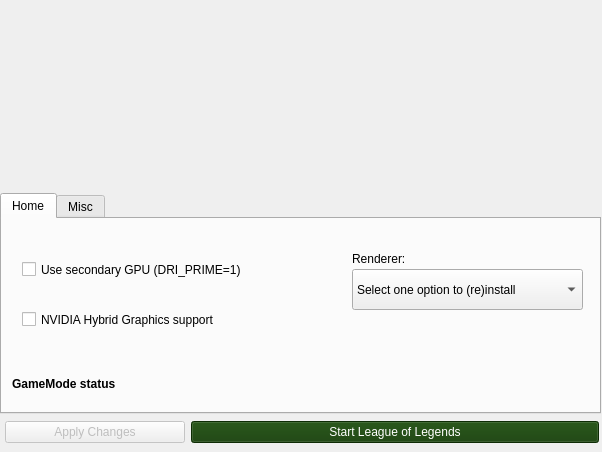
Above: src/python_src/ui/installer.ui from polkaulfield/lol-for-linux-installer before the change. Below: the same form after it.
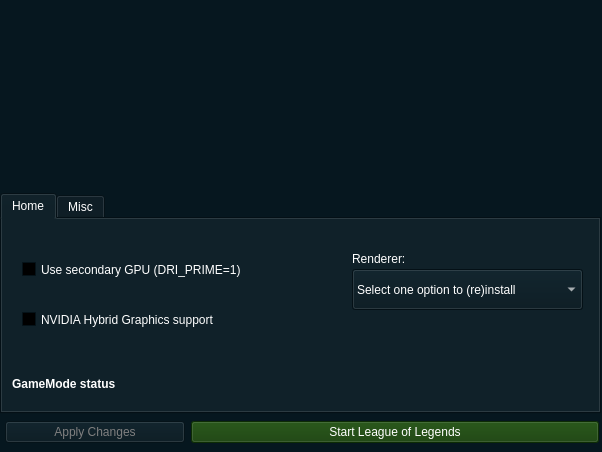
That is the form after the change. The open tabs and pages were chosen to show the change. Icons and pictures are not drawn.

Patch:
```diff
--- a/src/python_src/ui/installer.ui
+++ b/src/python_src/ui/installer.ui
@@ -25,6 +25,448 @@
     <height>647</height>
    </size>
   </property>
+  <property name="palette">
+   <palette>
+    <active>
+     <colorrole role="WindowText">
+      <brush brushstyle="SolidPattern">
+       <color alpha="255">
+        <red>255</red>
+        <green>255</green>
+        <blue>255</blue>
+       </color>
+      </brush>
+     </colorrole>
+     <colorrole role="Button">
+      <brush brushstyle="SolidPattern">
+       <color alpha="255">
+        <red>6</red>
+        <green>23</green>
+        <blue>31</blue>
+       </color>
+      </brush>
+     </colorrole>
+     <colorrole role="Light">
+      <brush brushstyle="SolidPattern">
+       <color alpha="255">
+        <red>9</red>
+        <green>34</green>
+        <blue>46</blue>
+       </color>
+      </brush>
+     </colorrole>
+     <colorrole role="Midlight">
+      <brush brushstyle="SolidPattern">
+       <color alpha="255">
+        <red>7</red>
+        <green>28</green>
+        <blue>38</blue>
+       </color>
+      </brush>
+     </colorrole>
+     <colorrole role="Dark">
+      <brush brushstyle="SolidPattern">
+       <color alpha="255">
+        <red>127</red>
+        <green>127</green>
+        <blue>127</blue>
+       </color>
+      </brush>
+     </colorrole>
+     <colorrole role="Mid">
+      <brush brushstyle="SolidPattern">
+       <color alpha="255">
+        <red>4</red>
+        <green>15</green>
+        <blue>21</blue>
+       </color>
+      </brush>
+     </colorrole>
+     <colorrole role="Text">
+      <brush brushstyle="SolidPattern">
+       <color alpha="255">
+        <red>255</red>
+        <green>255</green>
+        <blue>255</blue>
+       </color>
+      </brush>
+     </colorrole>
+     <colorrole role="BrightText">
+      <brush brushstyle="SolidPattern">
+       <color alpha="255">
+        <red>255</red>
+        <green>255</green>
+        <blue>255</blue>
+       </color>
+      </brush>
+     </colorrole>
+     <colorrole role="ButtonText">
+      <brush brushstyle="SolidPattern">
+       <color alpha="255">
+        <red>255</red>
+        <green>255</green>
+        <blue>255</blue>
+       </color>
+      </brush>
+     </colorrole>
+     <colorrole role="Base">
+      <brush brushstyle="SolidPattern">
+       <color alpha="255">
+        <red>0</red>
+        <green>0</green>
+        <blue>0</blue>
+       </color>
+      </brush>
+     </colorrole>
+     <colorrole role="Window">
+      <brush brushstyle="SolidPattern">
+       <color alpha="255">
+        <red>6</red>
+        <green>23</green>
+        <blue>31</blue>
+       </color>
+      </brush>
+     </colorrole>
+     <colorrole role="Shadow">
+      <brush brushstyle="SolidPattern">
+       <color alpha="255">
+        <red>0</red>
+        <green>0</green>
+        <blue>0</blue>
+       </color>
+      </brush>
+     </colorrole>
+     <colorrole role="AlternateBase">
+      <brush brushstyle="SolidPattern">
+       <color alpha="255">
+        <red>3</red>
+        <green>11</green>
+        <blue>15</blue>
+       </color>
+      </brush>
+     </colorrole>
+     <colorrole role="ToolTipBase">
+      <brush brushstyle="SolidPattern">
+       <color alpha="255">
+        <red>255</red>
+        <green>255</green>
+        <blue>220</blue>
+       </color>
+      </brush>
+     </colorrole>
+     <colorrole role="ToolTipText">
+      <brush brushstyle="SolidPattern">
+       <color alpha="255">
+        <red>20</red>
+        <green>20</green>
+        <blue>20</blue>
+       </color>
+      </brush>
+     </colorrole>
+     <colorrole role="PlaceholderText">
+      <brush brushstyle="SolidPattern">
+       <color alpha="127">
+        <red>255</red>
+        <green>255</green>
+        <blue>255</blue>
+       </color>
+      </brush>
+     </colorrole>
+    </active>
+    <inactive>
+     <colorrole role="WindowText">
+      <brush brushstyle="SolidPattern">
+       <color alpha="255">
+        <red>255</red>
+        <green>255</green>
+        <blue>255</blue>
+       </color>
+      </brush>
+     </colorrole>
+     <colorrole role="Button">
+      <brush brushstyle="SolidPattern">
+       <color alpha="255">
+        <red>6</red>
+        <green>23</green>
+        <blue>31</blue>
+       </color>
+      </brush>
+     </colorrole>
+     <colorrole role="Light">
+      <brush brushstyle="SolidPattern">
+       <color alpha="255">
+        <red>9</red>
+        <green>34</green>
+        <blue>46</blue>
+       </color>
+      </brush>
+     </colorrole>
+     <colorrole role="Midlight">
+      <brush brushstyle="SolidPattern">
+       <color alpha="255">
+        <red>7</red>
+        <green>28</green>
+        <blue>38</blue>
+       </color>
+      </brush>
+     </colorrole>
+     <colorrole role="Dark">
+      <brush brushstyle="SolidPattern">
+       <color alpha="255">
+        <red>127</red>
+        <green>127</green>
+        <blue>127</blue>
+       </color>
+      </brush>
+     </colorrole>
+     <colorrole role="Mid">
+      <brush brushstyle="SolidPattern">
+       <color alpha="255">
+        <red>4</red>
+        <green>15</green>
+        <blue>21</blue>
+       </color>
+      </brush>
+     </colorrole>
+     <colorrole role="Text">
+      <brush brushstyle="SolidPattern">
+       <color alpha="255">
+        <red>255</red>
+        <green>255</green>
+        <blue>255</blue>
+       </color>
+      </brush>
+     </colorrole>
+     <colorrole role="BrightText">
+      <brush brushstyle="SolidPattern">
+       <color alpha="255">
+        <red>255</red>
+        <green>255</green>
+        <blue>255</blue>
+       </color>
+      </brush>
+     </colorrole>
+     <colorrole role="ButtonText">
+      <brush brushstyle="SolidPattern">
+       <color alpha="255">
+        <red>255</red>
+        <green>255</green>
+        <blue>255</blue>
+       </color>
+      </brush>
+     </colorrole>
+     <colorrole role="Base">
+      <brush brushstyle="SolidPattern">
+       <color alpha="255">
+        <red>0</red>
+        <green>0</green>
+        <blue>0</blue>
+       </color>
+      </brush>
+     </colorrole>
+     <colorrole role="Window">
+      <brush brushstyle="SolidPattern">
+       <color alpha="255">
+        <red>6</red>
+        <green>23</green>
+        <blue>31</blue>
+       </color>
+      </brush>
+     </colorrole>
+     <colorrole role="Shadow">
+      <brush brushstyle="SolidPattern">
+       <color alpha="255">
+        <red>0</red>
+        <green>0</green>
+        <blue>0</blue>
+       </color>
+      </brush>
+     </colorrole>
+     <colorrole role="AlternateBase">
+      <brush brushstyle="SolidPattern">
+       <color alpha="255">
+        <red>3</red>
+        <green>11</green>
+        <blue>15</blue>
+       </color>
+      </brush>
+     </colorrole>
+     <colorrole role="ToolTipBase">
+      <brush brushstyle="SolidPattern">
+       <color alpha="255">
+        <red>255</red>
+        <green>255</green>
+        <blue>220</blue>
+       </color>
+      </brush>
+     </colorrole>
+     <colorrole role="ToolTipText">
+      <brush brushstyle="SolidPattern">
+       <color alpha="255">
+        <red>20</red>
+        <green>20</green>
+        <blue>20</blue>
+       </color>
+      </brush>
+     </colorrole>
+     <colorrole role="PlaceholderText">
+      <brush brushstyle="SolidPattern">
+       <color alpha="127">
+        <red>255</red>
+        <green>255</green>
+        <blue>255</blue>
+       </color>
+      </brush>
+     </colorrole>
+    </inactive>
+    <disabled>
+     <colorrole role="WindowText">
+      <brush brushstyle="SolidPattern">
+       <color alpha="255">
+        <red>127</red>
+        <green>127</green>
+        <blue>127</blue>
+       </color>
+      </brush>
+     </colorrole>
+     <colorrole role="Button">
+      <brush brushstyle="SolidPattern">
+       <color alpha="255">
+        <red>6</red>
+        <green>23</green>
+        <blue>31</blue>
+       </color>
+      </brush>
+     </colorrole>
+     <colorrole role="Light">
+      <brush brushstyle="SolidPattern">
+       <color alpha="255">
+        <red>9</red>
+        <green>34</green>
+        <blue>46</blue>
+       </color>
+      </brush>
+     </colorrole>
+     <colorrole role="Midlight">
+      <brush brushstyle="SolidPattern">
+       <color alpha="255">
+        <red>7</red>
+        <green>28</green>
+        <blue>38</blue>
+       </color>
+      </brush>
+     </colorrole>
+     <colorrole role="Dark">
+      <brush brushstyle="SolidPattern">
+       <color alpha="255">
+        <red>127</red>
+        <green>127</green>
+        <blue>127</blue>
+       </color>
+      </brush>
+     </colorrole>
+     <colorrole role="Mid">
+      <brush brushstyle="SolidPattern">
+       <color alpha="255">
+        <red>4</red>
+        <green>15</green>
+        <blue>21</blue>
+       </color>
+      </brush>
+     </colorrole>
+     <colorrole role="Text">
+      <brush brushstyle="SolidPattern">
+       <color alpha="255">
+        <red>127</red>
+        <green>127</green>
+        <blue>127</blue>
+       </color>
+      </brush>
+     </colorrole>
+     <colorrole role="BrightText">
+      <brush brushstyle="SolidPattern">
+       <color alpha="255">
+        <red>255</red>
+        <green>255</green>
+        <blue>255</blue>
+       </color>
+      </brush>
+     </colorrole>
+     <colorrole role="ButtonText">
+      <brush brushstyle="SolidPattern">
+       <color alpha="255">
+        <red>127</red>
+        <green>127</green>
+        <blue>127</blue>
+       </color>
+      </brush>
+     </colorrole>
+     <colorrole role="Base">
+      <brush brushstyle="SolidPattern">
+       <color alpha="255">
+        <red>6</red>
+        <green>23</green>
+        <blue>31</blue>
+       </color>
+      </brush>
+     </colorrole>
+     <colorrole role="Window">
+      <brush brushstyle="SolidPattern">
+       <color alpha="255">
+        <red>6</red>
+        <green>23</green>
+        <blue>31</blue>
+       </color>
+      </brush>
+     </colorrole>
+     <colorrole role="Shadow">
+      <brush brushstyle="SolidPattern">
+       <color alpha="255">
+        <red>0</red>
+        <green>0</green>
+        <blue>0</blue>
+       </color>
+      </brush>
+     </colorrole>
+     <colorrole role="AlternateBase">
+      <brush brushstyle="SolidPattern">
+       <color alpha="255">
+        <red>6</red>
+        <green>23</green>
+        <blue>31</blue>
+       </color>
+      </brush>
+     </colorrole>
+     <colorrole role="ToolTipBase">
+      <brush brushstyle="SolidPattern">
+       <color alpha="255">
+        <red>255</red>
+        <green>255</green>
+        <blue>220</blue>
+       </color>
+      </brush>
+     </colorrole>
+     <colorrole role="ToolTipText">
+      <brush brushstyle="SolidPattern">
+       <color alpha="255">
+        <red>20</red>
+        <green>20</green>
+        <blue>20</blue>
+       </color>
+      </brush>
+     </colorrole>
+     <colorrole role="PlaceholderText">
+      <brush brushstyle="SolidPattern">
+       <color alpha="127">
+        <red>3</red>
+        <green>11</green>
+        <blue>15</blue>
+       </color>
+      </brush>
+     </colorrole>
+    </disabled>
+   </palette>
+  </property>
   <property name="windowTitle">
    <string>MainWindow</string>
   </property>
```
Left out of the diff: 6 changed lines with no effect on the pictures.
